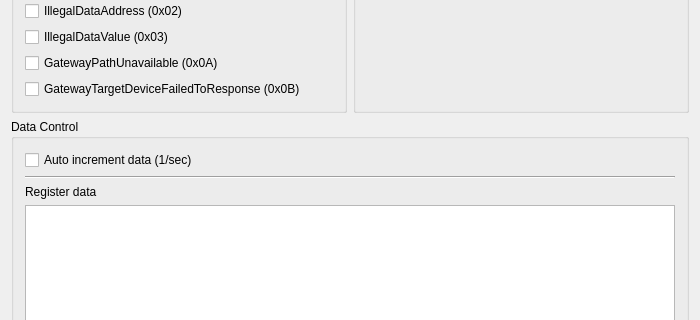
Qt form src/mainwindow.ui (jgeudens/ModbusTestSlave) before a commit; both pictures show x 0 to 700 and y 128 to 448 of the 700 by 628 pixel window.
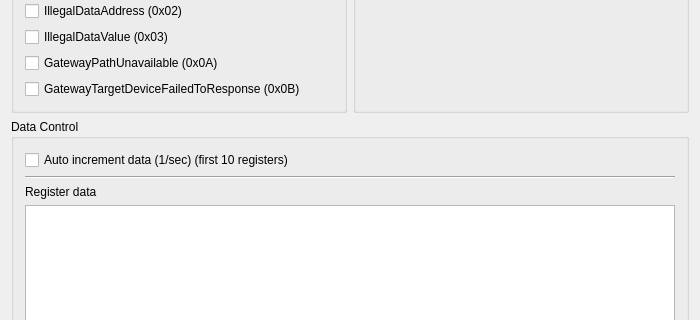
The same form after that commit.

```diff
--- a/src/mainwindow.ui
+++ b/src/mainwindow.ui
@@ -221,7 +221,7 @@
          <item row="0" column="0">
           <widget class="QCheckBox" name="checkAutoIncrement">
            <property name="text">
-            <string>Auto increment data (1/sec)</string>
+            <string>Auto increment data (1/sec) (first 10 registers)</string>
            </property>
           </widget>
          </item>
```
